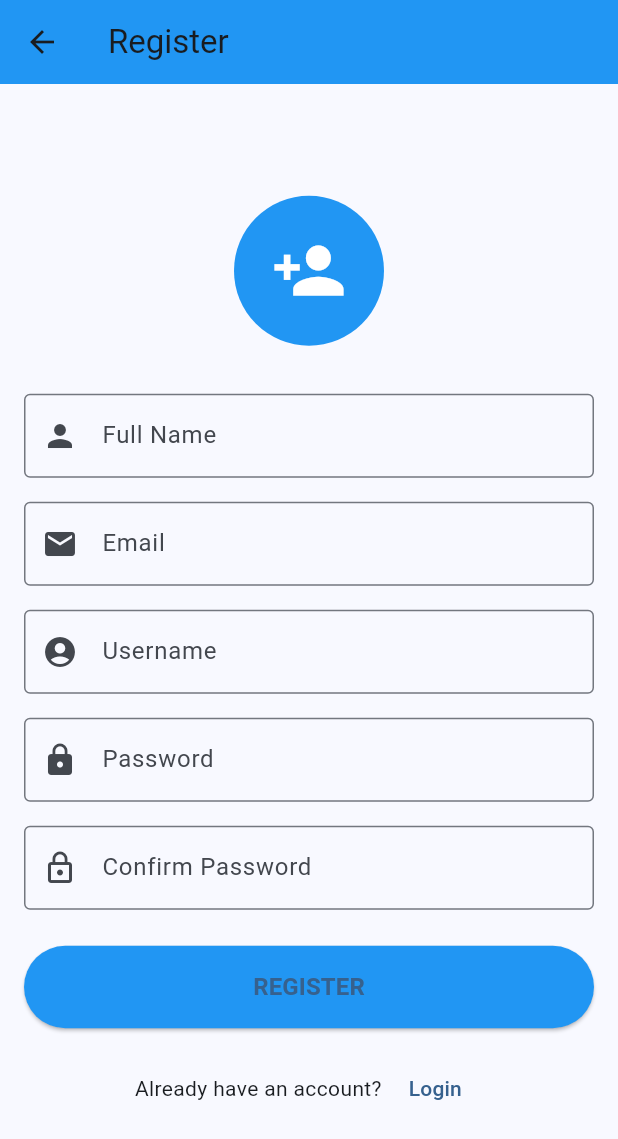
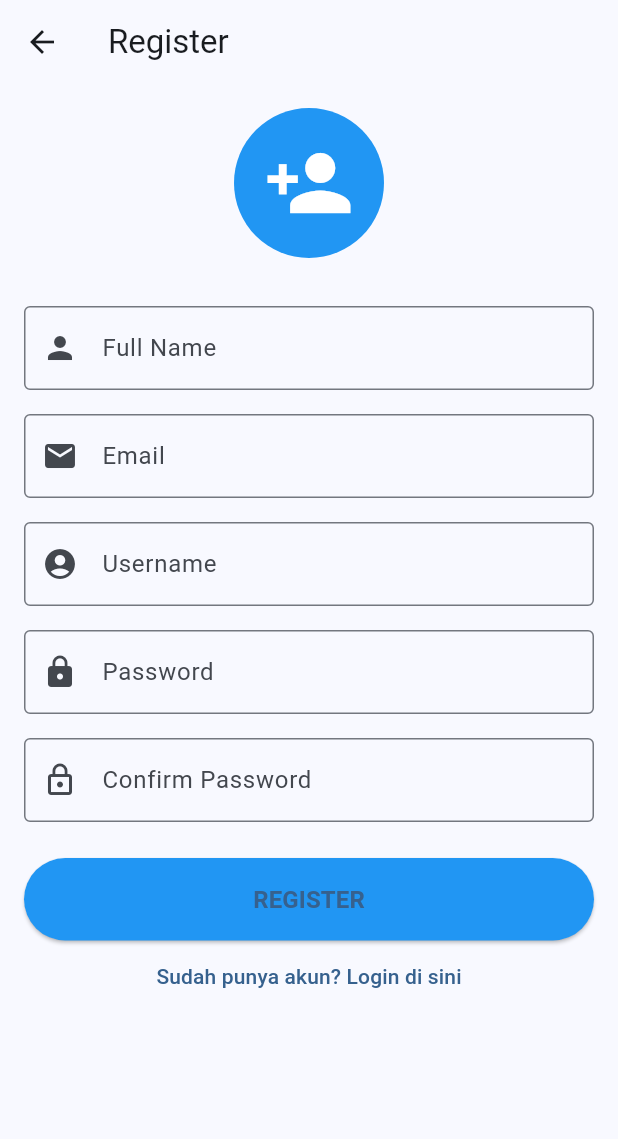
Before and after one commit to LOUISENZR/expense_manager, a Flutter app: the RegisterScreen screen opened by its route, on a phone screen of 412 x 824 dp. Shown: the top 1139 px of the screen. Run offline on Flutter 3.47's test engine with Material 3 defaults, Android fonts, the phone set to English and light mode, and no system bars.

Commit message:
Add navigation to login from register

```diff
--- a/lib/screens/register_screen.dart
+++ b/lib/screens/register_screen.dart
@@ -6,56 +6,44 @@ class RegisterScreen extends StatelessWidget {
   @override
   Widget build(BuildContext context) {
     return Scaffold(
-      appBar: AppBar(title: Text('Register'), backgroundColor: Colors.blue),
+      appBar: AppBar(title: const Text('Register')),
       body: Padding(
-        padding: EdgeInsets.all(16.0),
+        padding: const EdgeInsets.all(16.0),
+        child: SingleChildScrollView(
           child: Column(
             mainAxisAlignment: MainAxisAlignment.center,
             children: [
-            // Logo
-            Container(
-              width: 100,
-              height: 100,
-              decoration: BoxDecoration(
-                color: Colors.blue,
-                shape: BoxShape.circle,
+              const CircleAvatar(
+                radius: 50,
+                backgroundColor: Colors.blue,
+                child: Icon(Icons.person_add, size: 60, color: Colors.white),
               ),
-              child: Icon(Icons.person_add, size: 50, color: Colors.white),
-            ),
-            SizedBox(height: 32),
-
-            // Full Name Field
-            TextField(
+              const SizedBox(height: 32),
+              const TextField(
                 decoration: InputDecoration(
                   labelText: 'Full Name',
                   border: OutlineInputBorder(),
                   prefixIcon: Icon(Icons.person),
                 ),
               ),
-            SizedBox(height: 16),
-
-            // Email Field
-            TextField(
+              const SizedBox(height: 16),
+              const TextField(
                 decoration: InputDecoration(
                   labelText: 'Email',
                   border: OutlineInputBorder(),
                   prefixIcon: Icon(Icons.email),
                 ),
               ),
-            SizedBox(height: 16),
-
-            // Username Field
-            TextField(
+              const SizedBox(height: 16),
+              const TextField(
                 decoration: InputDecoration(
                   labelText: 'Username',
                   border: OutlineInputBorder(),
                   prefixIcon: Icon(Icons.account_circle),
                 ),
               ),
-            SizedBox(height: 16),
-
-            // Password Field
-            TextField(
+              const SizedBox(height: 16),
+              const TextField(
                 obscureText: true,
                 decoration: InputDecoration(
                   labelText: 'Password',
@@ -63,10 +51,8 @@ class RegisterScreen extends StatelessWidget {
                   prefixIcon: Icon(Icons.lock),
                 ),
               ),
-            SizedBox(height: 16),
-
-            // Confirm Password Field
-            TextField(
+              const SizedBox(height: 16),
+              const TextField(
                 obscureText: true,
                 decoration: InputDecoration(
                   labelText: 'Confirm Password',
@@ -74,41 +60,27 @@ class RegisterScreen extends StatelessWidget {
                   prefixIcon: Icon(Icons.lock_outline),
                 ),
               ),
-            SizedBox(height: 24),
-
-            // Register Button
+              const SizedBox(height: 24),
               SizedBox(
                 width: double.infinity,
                 child: ElevatedButton(
-                onPressed: () {
-                  // Handle register
-                },
+                  onPressed: () => Navigator.pushReplacementNamed(context, '/login'),
                   style: ElevatedButton.styleFrom(
                     backgroundColor: Colors.blue,
-                  padding: EdgeInsets.symmetric(vertical: 16),
+                    padding: const EdgeInsets.symmetric(vertical: 16),
                   ),
-                child: Text(
+                  child: const Text(
                     'REGISTER',
                     style: TextStyle(fontSize: 16, fontWeight: FontWeight.bold),
                   ),
                 ),
               ),
-            SizedBox(height: 16),
-
-            // Login Link
-            Row(
-              mainAxisAlignment: MainAxisAlignment.center,
-              children: [
-                Text("Already have an account? "),
               TextButton(
-                  onPressed: () {
-                    // Navigate to login
-                  },
-                  child: Text('Login'),
+                onPressed: () => Navigator.pushReplacementNamed(context, '/login'),
+                child: const Text("Sudah punya akun? Login di sini"),
               ),
             ],
           ),
-          ],
         ),
       ),
     );
```
Lines whose indentation alone changed are shown as unchanged.
